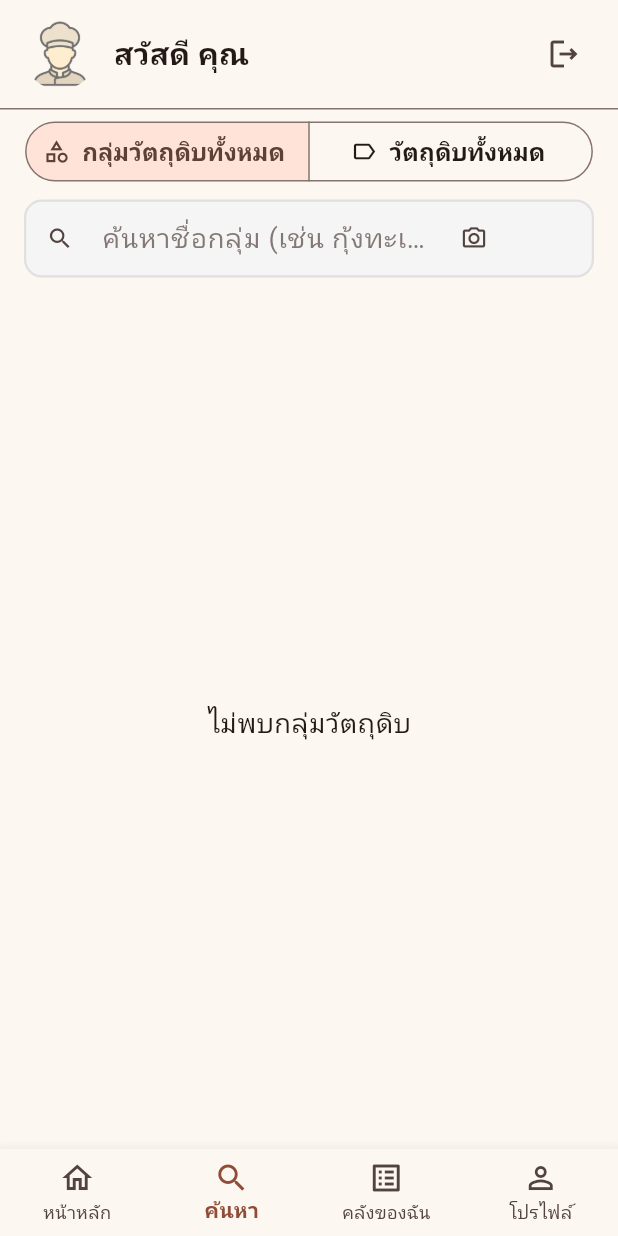
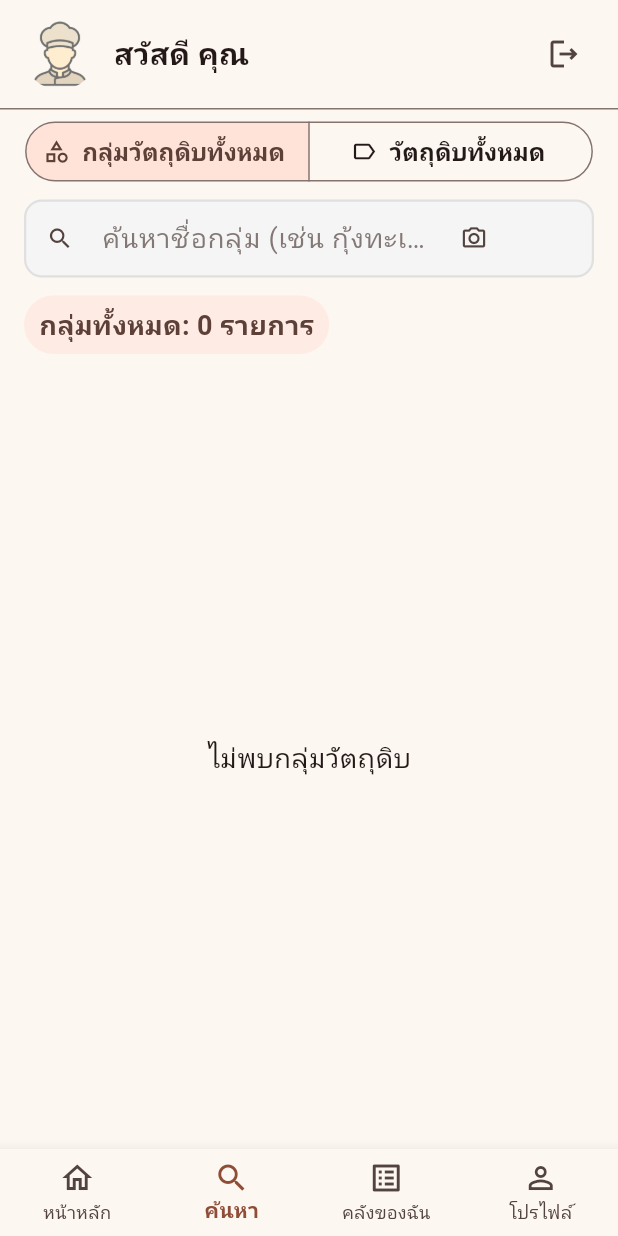
Before and after one commit to Hakuma17/Cookbook, a Flutter app: the AllIngredientsScreen screen opened by its route, on a phone screen of 412 x 824 dp. Run offline on Flutter 3.47's test engine with Material 3 defaults, Android fonts, the phone set to English and light mode, and no system bars; drawn by our look-alikes of cached_network_image; our stand-ins replace camera, device_info_plus, equatable, flutter_svg, flutter_tts, flutter_typeahead and 7 more; missing offline and left inert: android_intent_plus, tflite_flutter; accounts and stored records are empty; network calls fail; Roboto replaces fonts that are missing (Itim); statements that could not run were skipped.

Commit message:
feat(ingredients): เพิ่ม badge จำนวนทั้งหมดและผลที่ค้นพบ (โหมดกลุ่ม/วัตถุดิบ)

```diff
--- a/cookbook/lib/screens/all_ingredients_screen.dart
+++ b/cookbook/lib/screens/all_ingredients_screen.dart
@@ -24,7 +24,6 @@ enum ListingMode { groups, ingredients }
 class AllIngredientsScreen extends StatefulWidget {
   final bool selectionMode;
   final void Function(Ingredient)? onSelected;
-
   const AllIngredientsScreen({
     super.key,
     this.selectionMode = false,
@@ -39,11 +38,9 @@ class _AllIngredientsScreenState extends State<AllIngredientsScreen> {
   /* ─── state ───────────────────────────────────────────── */
   late Future<void> _initFuture;
 
-  // วัตถุดิบรายตัว
+  // ข้อมูลทั้งหมดและผลลัพธ์ที่กรองแล้ว
   List<Ingredient> _allIng = [];
   List<Ingredient> _filteredIng = [];
-
-  // กลุ่มวัตถุดิบ
   List<IngredientGroup> _allGroups = [];
   List<IngredientGroup> _filteredGroups = [];
 
@@ -497,6 +494,23 @@ class _AllIngredientsScreenState extends State<AllIngredientsScreen> {
                 ),
               ),
 
+              // ★ แสดงจำนวนทั้งหมดในระบบตามโหมดปัจจุบัน
+              Padding(
+                padding: const EdgeInsets.fromLTRB(16, 0, 16, 8),
+                child: Align(
+                  alignment: Alignment.centerLeft,
+                  child: _TotalsBadge(
+                    isGroupMode: _mode == ListingMode.groups,
+                    totalGroups: _allGroups.length,
+                    totalIngredients: _allIng.length,
+                    foundCount: _mode == ListingMode.groups
+                        ? _filteredGroups.length
+                        : _filteredIng.length,
+                    hasQuery: _searchCtrl.text.trim().isNotEmpty,
+                  ),
+                ),
+              ),
+
               /* ─── grid list ─── */
               Expanded(
                 child: Padding(
@@ -755,3 +769,44 @@ class _HeaderBar extends StatelessWidget {
     );
   }
 }
+
+/*──────────────────── totals badge ───────────────────*/
+class _TotalsBadge extends StatelessWidget {
+  final bool isGroupMode;
+  final int totalGroups;
+  final int totalIngredients;
+  final int? foundCount; // จำนวนรายการที่กรองแล้วตามคำค้น
+  final bool hasQuery; // มีคำค้นหรือไม่
+  const _TotalsBadge({
+    required this.isGroupMode,
+    required this.totalGroups,
+    required this.totalIngredients,
+    this.foundCount,
+    this.hasQuery = false,
+  });
+
+  @override
+  Widget build(BuildContext context) {
+    final cs = Theme.of(context).colorScheme;
+    final tt = Theme.of(context).textTheme;
+    final total = isGroupMode ? totalGroups : totalIngredients;
+    final labelAll = isGroupMode ? 'กลุ่มทั้งหมด' : 'วัตถุดิบทั้งหมด';
+
+    return Container(
+      padding: const EdgeInsets.symmetric(horizontal: 10, vertical: 6),
+      decoration: BoxDecoration(
+        color: cs.secondaryContainer.withValues(alpha: .55),
+        borderRadius: BorderRadius.circular(999),
+      ),
+      child: Text(
+        hasQuery
+            ? 'พบ ${foundCount ?? 0} รายการ ($labelAll: $total)'
+            : '$labelAll: $total รายการ',
+        style: tt.bodyMedium?.copyWith(
+          color: cs.onSecondaryContainer,
+          fontWeight: FontWeight.w700,
+        ),
+      ),
+    );
+  }
+}
```
